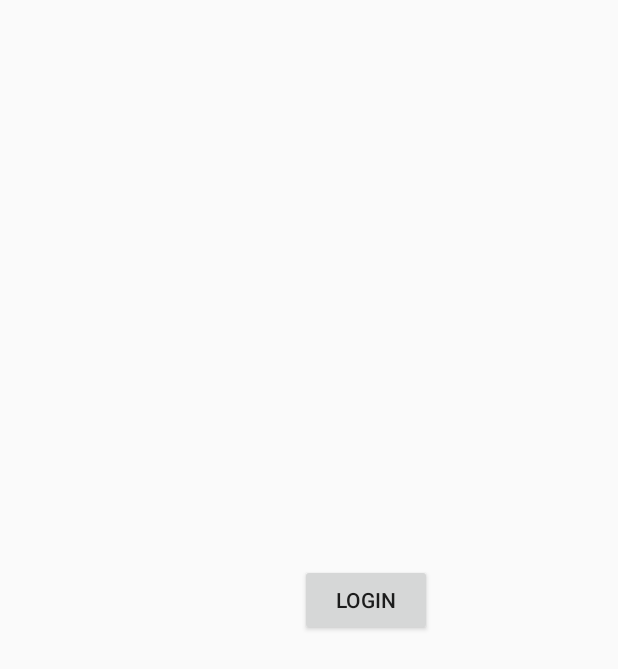
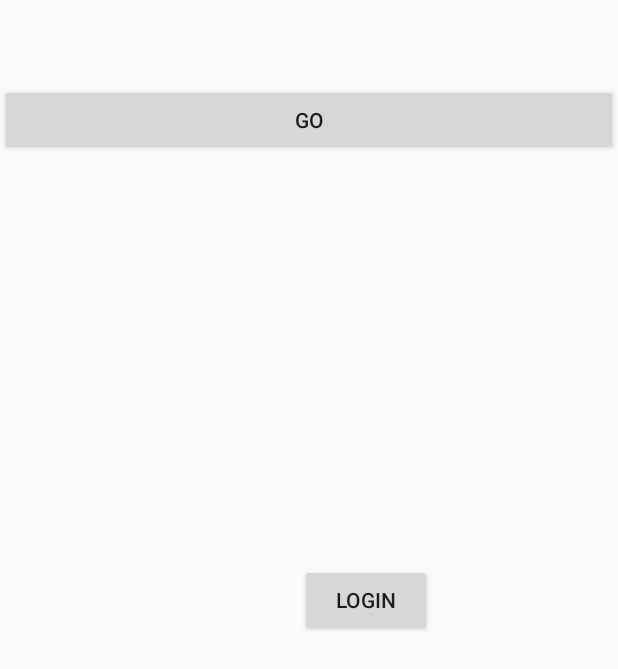
Before and after one commit to jaekim708/Meetup, an Android app: the layout activity_login.xml on its own in the app's theme, with its tools: preview values and no code run, on a phone screen of 412 x 824 dp. Shown: the top 669 px of the screen. Run offline under Robolectric (Android 15) with nearby library versions, the phone set to English and light mode, and no system bars.

```diff
--- a/app/src/main/java/com/example/tartanhacks/meetup/HomeActivity.java
+++ b/app/src/main/java/com/example/tartanhacks/meetup/HomeActivity.java
@@ -19,7 +19,7 @@ public class HomeActivity extends Activity {
         startActivity(intent);
     }
     public void facebookActivity(View view)  {
-        Intent intent = new Intent(this, LoginActivity.class);
+        Intent intent = new Intent(this, ProposeActivity.class);
         startActivity(intent);
     }
 }
--- a/app/src/main/java/com/example/tartanhacks/meetup/LoginActivity.java
+++ b/app/src/main/java/com/example/tartanhacks/meetup/LoginActivity.java
@@ -48,4 +48,9 @@ public class LoginActivity extends AppCompatActivity {
         });
     }
 
+    public void go(View view) {
+        Intent intent = new Intent(this, HomeActivity.class);
+        startActivity(intent);
+    }
+
 }
--- a/app/src/main/res/layout/activity_login.xml
+++ b/app/src/main/res/layout/activity_login.xml
@@ -6,6 +6,12 @@
     android:layout_height="match_parent"
     android:fitsSystemWindows="true"
     tools:context=".LoginActivity">
+
+    <Button
+        android:layout_width="fill_parent"
+        android:layout_height="wrap_content"
+        android:text="Go"
+        android:onClick="go" />
 
     <Button
         android:layout_width="wrap_content"
```
Also changed, not shown: app/src/main/AndroidManifest.xml (+10 -10 lines).
